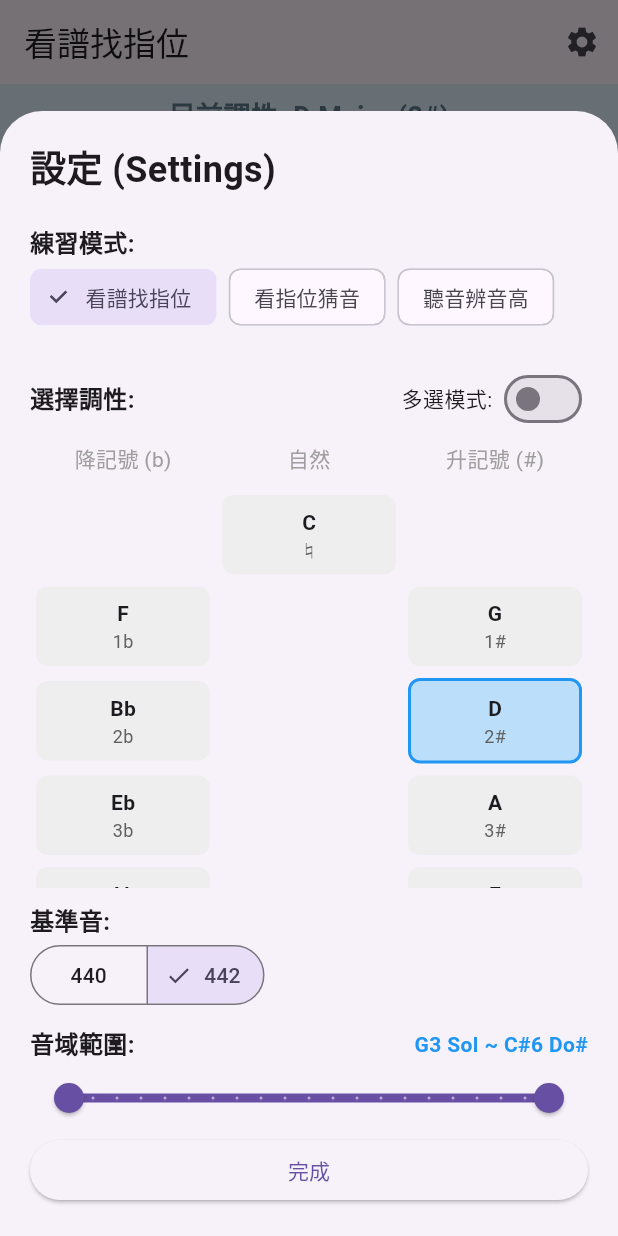
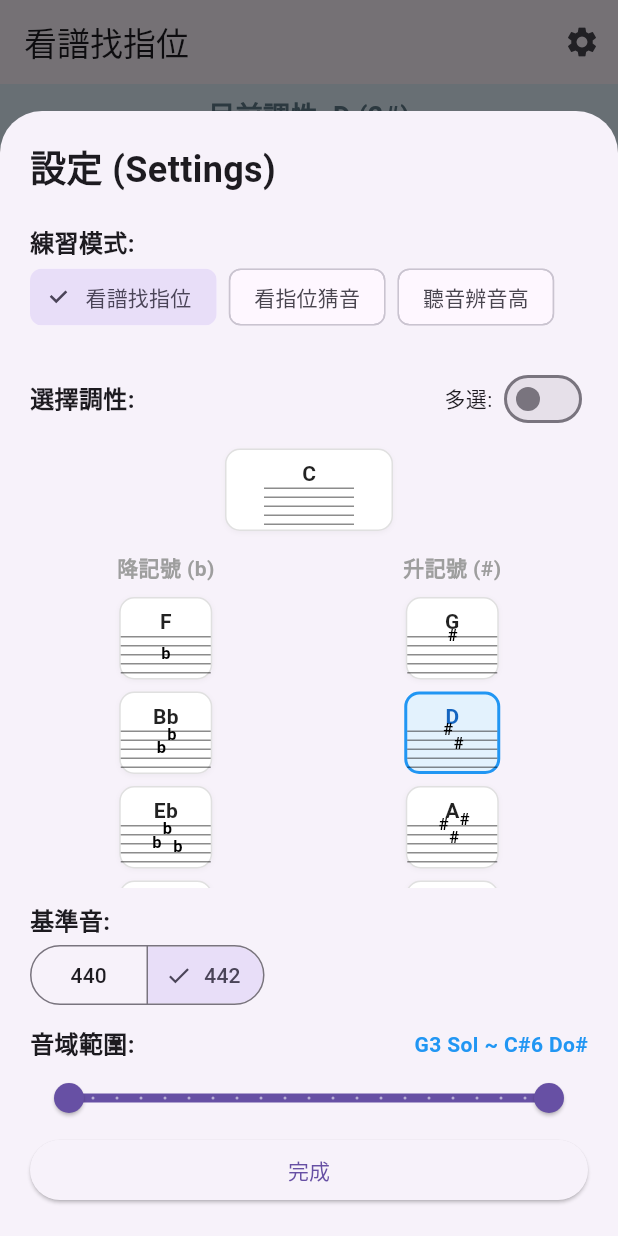
Before and after one commit to Wilson-TKU/violin_pitch_trainer, a Flutter app: the screen it shows after launch, after a tap on the "settings" icon, on a phone screen of 412 x 824 dp. Run offline on Flutter 3.47's test engine with Material 3 defaults, Android fonts, the phone set to English and light mode, and no system bars; our stand-ins replace audioplayers.

Commit message:
feat: select key button optimized

```diff
--- a/lib/main.dart
+++ b/lib/main.dart
@@ -23,42 +23,40 @@ enum PracticeMode {
 // 完整定義 15 個大調
 enum MusicalKey {
   // --- Naturals ---
-  C_Major("C Major", 0),
+  C_Major("C", 0),
 
   // --- Sharps (1# ~ 7#) ---
-  G_Major("G Major", 1),
-  D_Major("D Major", 2),
-  A_Major("A Major", 3),
-  E_Major("E Major", 4),
-  B_Major("B Major", 5),
-  F_Sharp_Major("F# Major", 6),
-  C_Sharp_Major("C# Major", 7),
+  G_Major("G", 1),
+  D_Major("D", 2),
+  A_Major("A", 3),
+  E_Major("E", 4),
+  B_Major("B", 5),
+  F_Sharp_Major("F#", 6),
+  C_Sharp_Major("C#", 7),
 
   // --- Flats (1b ~ 7b) ---
-  F_Major("F Major", -1),
-  Bb_Major("Bb Major", -2),
-  Eb_Major("Eb Major", -3),
-  Ab_Major("Ab Major", -4),
-  Db_Major("Db Major", -5),
-  Gb_Major("Gb Major", -6),
-  Cb_Major("Cb Major", -7);
+  F_Major("F", -1),
+  Bb_Major("Bb", -2),
+  Eb_Major("Eb", -3),
+  Ab_Major("Ab", -4),
+  Db_Major("Db", -5),
+  Gb_Major("Gb", -6),
+  Cb_Major("Cb", -7);
 
   final String label;
   final int accidentals; // + for sharps, - for flats
   const MusicalKey(this.label, this.accidentals);
 
-  // 取得顯示用的簡寫，例如 "2#" 或 "3b"
+  // 取得顯示用的簡寫
   String get accidentalLabel {
-    if (accidentals == 0) return "♮"; // Natural
+    if (accidentals == 0) return "♮";
     return "${accidentals.abs()}${accidentals > 0 ? '#' : 'b'}";
   }
 }
 
-// 題庫設定：定義每個調性的合法音
+// 題庫設定
 const Map<MusicalKey, Set<String>> keyNotesMap = {
   MusicalKey.C_Major: {'C', 'D', 'E', 'F', 'G', 'A', 'B'},
-
-  // Sharps
   MusicalKey.G_Major: {'G', 'A', 'B', 'C', 'D', 'E', 'F#'},
   MusicalKey.D_Major: {'D', 'E', 'F#', 'G', 'A', 'B', 'C#'},
   MusicalKey.A_Major: {'A', 'B', 'C#', 'D', 'E', 'F#', 'G#'},
@@ -66,8 +64,6 @@ const Map<MusicalKey, Set<String>> keyNotesMap = {
   MusicalKey.B_Major: {'B', 'C#', 'D#', 'E', 'F#', 'G#', 'A#'},
   MusicalKey.F_Sharp_Major: {'F#', 'G#', 'A#', 'B', 'C#', 'D#', 'E#'},
   MusicalKey.C_Sharp_Major: {'C#', 'D#', 'E#', 'F#', 'G#', 'A#', 'B#'},
-
-  // Flats
   MusicalKey.F_Major: {'F', 'G', 'A', 'A#', 'C', 'D', 'E'},
   MusicalKey.Bb_Major: {'A#', 'C', 'D', 'D#', 'F', 'G', 'A'},
   MusicalKey.Eb_Major: {'D#', 'F', 'G', 'G#', 'A#', 'C', 'D'},
@@ -94,10 +90,8 @@ class ViolinNote {
     required this.staffIndex,
   });
 
-  // 智慧顯示：根據調性決定顯示 # 或 b 或 等音
   String getDisplayName(MusicalKey key) {
     String displayBase = baseName;
-
     if (key.accidentals < 0) {
       switch (baseName) {
         case 'A#':
@@ -135,7 +129,7 @@ class ViolinNote {
   }
 }
 
-// 完整題庫 (內部統一用 # 儲存)
+// 完整題庫
 final List<ViolinNote> allNotes = [
   // G String
   const ViolinNote(
@@ -380,8 +374,8 @@ class _ViolinAppState extends State<ViolinApp> {
 
   // --- 設定變數 ---
   double _referencePitch = 442.0;
-  Set<MusicalKey> _selectedKeys = {MusicalKey.D_Major}; // 預設單選 D 大調
-  bool _isMultiSelectMode = false; // 新增：是否為多選模式
+  Set<MusicalKey> _selectedKeys = {MusicalKey.D_Major};
+  bool _isMultiSelectMode = false;
 
   MusicalKey _currentQuestionKey = MusicalKey.D_Major;
 
@@ -479,10 +473,8 @@ class _ViolinAppState extends State<ViolinApp> {
             int total = allNotes.length;
             int sIdx = (_rangePercent.start * (total - 1)).round();
             int eIdx = (_rangePercent.end * (total - 1)).round();
-
             ViolinNote sNote = allNotes[sIdx];
             ViolinNote eNote = allNotes[eIdx];
-
             String startStr =
                 "${sNote.getDisplayName(_selectedKeys.first).replaceAll('\n', ' ')}";
             String endStr =
@@ -521,7 +513,7 @@ class _ViolinAppState extends State<ViolinApp> {
                   ),
                   const SizedBox(height: 20),
 
-                  // 調性選擇區塊 Header
+                  // 調性選擇區塊
                   Row(
                     mainAxisAlignment: MainAxisAlignment.spaceBetween,
                     children: [
@@ -534,7 +526,7 @@ class _ViolinAppState extends State<ViolinApp> {
                       ),
                       Row(
                         children: [
-                          const Text("多選模式: "),
+                          const Text("多選: "),
                           Switch(
                             value: _isMultiSelectMode,
                             onChanged: (val) {
@@ -546,14 +538,12 @@ class _ViolinAppState extends State<ViolinApp> {
                       ),
                     ],
                   ),
-                  // 如果開啟多選，顯示全選/重置按鈕
                   if (_isMultiSelectMode)
                     Align(
                       alignment: Alignment.centerRight,
                       child: TextButton(
                         onPressed: () {
                           setModalState(() {
-                            // 自動開啟多選 (防呆)
                             _isMultiSelectMode = true;
                             if (_selectedKeys.length ==
                                 MusicalKey.values.length) {
@@ -570,92 +560,115 @@ class _ViolinAppState extends State<ViolinApp> {
 
                   const SizedBox(height: 5),
 
+                  // --- 佈局優化：雙欄設計 (C居中，左降右升) ---
                   Expanded(
                     child: SingleChildScrollView(
-                      child: Table(
-                        columnWidths: const {
-                          0: FlexColumnWidth(1),
-                          1: FlexColumnWidth(1),
-                          2: FlexColumnWidth(1),
-                        },
-                        defaultVerticalAlignment:
-                            TableCellVerticalAlignment.middle,
+                      child: Column(
                         children: [
-                          const TableRow(
+                          // 1. C Major (Natural) 置中
+                          Center(
+                            child: SizedBox(
+                              width: 120,
+                              child: _buildKeyButton(
+                                MusicalKey.C_Major,
+                                setModalState,
+                              ),
+                            ),
+                          ),
+                          const SizedBox(height: 10),
+
+                          // 2. 雙欄佈局
+                          Row(
+                            crossAxisAlignment: CrossAxisAlignment.start,
                             children: [
-                              Center(
-                                child: Text(
-                                  "降記號 (b)",
-                                  style: TextStyle(color: Colors.grey),
+                              // 左欄：降記號 (Flats)
+                              Expanded(
+                                child: Column(
+                                  children: [
+                                    const Text(
+                                      "降記號 (b)",
+                                      style: TextStyle(
+                                        color: Colors.grey,
+                                        fontWeight: FontWeight.bold,
+                                      ),
+                                    ),
+                                    const SizedBox(height: 5),
+                                    _buildKeyButton(
+                                      MusicalKey.F_Major,
+                                      setModalState,
+                                    ),
+                                    _buildKeyButton(
+                                      MusicalKey.Bb_Major,
+                                      setModalState,
+                                    ),
+                                    _buildKeyButton(
+                                      MusicalKey.Eb_Major,
+                                      setModalState,
+                                    ),
+                                    _buildKeyButton(
+                                      MusicalKey.Ab_Major,
+                                      setModalState,
+                                    ),
+                                    _buildKeyButton(
+                                      MusicalKey.Db_Major,
+                                      setModalState,
+                                    ),
+                                    _buildKeyButton(
+                                      MusicalKey.Gb_Major,
+                                      setModalState,
+                                    ),
+                                    _buildKeyButton(
+                                      MusicalKey.Cb_Major,
+                                      setModalState,
+                                    ),
+                                  ],
                                 ),
                               ),
-                              Center(
-                                child: Text(
-                                  "自然",
-                                  style: TextStyle(color: Colors.grey),
-                                ),
-                              ),
-                              Center(
-                                child: Text(
-                                  "升記號 (#)",
-                                  style: TextStyle(color: Colors.grey),
+                              const SizedBox(width: 10),
+                              // 右欄：升記號 (Sharps)
+                              Expanded(
+                                child: Column(
+                                  children: [
+                                    const Text(
+                                      "升記號 (#)",
+                                      style: TextStyle(
+                                        color: Colors.grey,
+                                        fontWeight: FontWeight.bold,
+                                      ),
+                                    ),
+                                    const SizedBox(height: 5),
+                                    _buildKeyButton(
+                                      MusicalKey.G_Major,
+                                      setModalState,
+                                    ),
+                                    _buildKeyButton(
+                                      MusicalKey.D_Major,
+                                      setModalState,
+                                    ),
+                                    _buildKeyButton(
+                                      MusicalKey.A_Major,
+                                      setModalState,
+                                    ),
+                                    _buildKeyButton(
+                                      MusicalKey.E_Major,
+                                      setModalState,
+                                    ),
+                                    _buildKeyButton(
+                                      MusicalKey.B_Major,
+                                      setModalState,
+                                    ),
+                                    _buildKeyButton(
+                                      MusicalKey.F_Sharp_Major,
+                                      setModalState,
+                                    ),
+                                    _buildKeyButton(
+                                      MusicalKey.C_Sharp_Major,
+                                      setModalState,
+                                    ),
+                                  ],
                                 ),
                               ),
                             ],
-                          ),
-                          const TableRow(
-                            children: [
-                              SizedBox(height: 10),
-                              SizedBox(height: 10),
-                              SizedBox(height: 10),
-                            ],
-                          ),
-
-                          TableRow(
-                            children: [
-                              Container(),
-                              _buildKeyCheckbox(
-                                MusicalKey.C_Major,
-                                setModalState,
-                              ),
-                              Container(),
-                            ],
-                          ),
-
-                          _buildKeyRow(
-                            MusicalKey.F_Major,
-                            MusicalKey.G_Major,
-                            setModalState,
-                          ),
-                          _buildKeyRow(
-                            MusicalKey.Bb_Major,
-                            MusicalKey.D_Major,
-                            setModalState,
-                          ),
-                          _buildKeyRow(
-                            MusicalKey.Eb_Major,
-                            MusicalKey.A_Major,
-                            setModalState,
-                          ),
-                          _buildKeyRow(
-                            MusicalKey.Ab_Major,
-                            MusicalKey.E_Major,
-                            setModalState,
-                          ),
-                          _buildKeyRow(
-                            MusicalKey.Db_Major,
-                            MusicalKey.B_Major,
-                            setModalState,
-                          ),
-                          _buildKeyRow(
-                            MusicalKey.Gb_Major,
-                            MusicalKey.F_Sharp_Major,
-                            setModalState,
-                          ),
-                          _buildKeyRow(
-                            MusicalKey.Cb_Major,
-                            MusicalKey.C_Sharp_Major,
-                            setModalState,
                           ),
                         ],
                       ),
@@ -725,56 +738,58 @@ class _ViolinAppState extends State<ViolinApp> {
     );
   }
 
-  TableRow _buildKeyRow(
-    MusicalKey flatKey,
-    MusicalKey sharpKey,
-    StateSetter setModalState,
-  ) {
-    return TableRow(
-      children: [
-        _buildKeyCheckbox(flatKey, setModalState),
-        Container(),
-        _buildKeyCheckbox(sharpKey, setModalState),
-      ],
-    );
-  }
+  Widget _buildKeyButton(MusicalKey key, StateSetter setModalState) {
+    bool isSelected = _selectedKeys.contains(key);
 
-  Widget _buildKeyCheckbox(MusicalKey key, StateSetter setModalState) {
-    bool isSelected = _selectedKeys.contains(key);
-    return InkWell(
+    return GestureDetector(
       onTap: () {
         setModalState(() {
           if (_isMultiSelectMode) {
-            // 多選模式：切換狀態
             if (isSelected) {
               if (_selectedKeys.length > 1) _selectedKeys.remove(key);
             } else {
               _selectedKeys.add(key);
             }
           } else {
-            // 單選模式：直接取代，並保持選取狀態
             _selectedKeys = {key};
           }
         });
         setState(() => _nextNote());
       },
       child: Container(
-        margin: const EdgeInsets.all(4),
-        padding: const EdgeInsets.symmetric(vertical: 8),
+        margin: const EdgeInsets.symmetric(vertical: 4, horizontal: 4),
+        height: 55, // 降低高度讓畫面更緊湊
         decoration: BoxDecoration(
-          color: isSelected ? Colors.blue[100] : Colors.grey[200],
-          borderRadius: BorderRadius.circular(8),
-          border: isSelected ? Border.all(color: Colors.blue, width: 2) : null,
+          color: isSelected ? Colors.blue[50] : Colors.white,
+          borderRadius: BorderRadius.circular(10),
+          border: Border.all(
+            color: isSelected ? Colors.blue : Colors.grey[300]!,
+            width: isSelected ? 2 : 1,
+          ),
+          boxShadow: [
+            if (!isSelected)
+              BoxShadow(
+                color: Colors.grey.withOpacity(0.1),
+                blurRadius: 2,
+                offset: const Offset(0, 1),
+              ),
+          ],
         ),
         child: Column(
+          mainAxisAlignment: MainAxisAlignment.center,
           children: [
             Text(
-              key.label.split(' ')[0],
-              style: const TextStyle(fontWeight: FontWeight.bold),
+              key.label,
+              style: TextStyle(
+                fontWeight: FontWeight.bold,
+                fontSize: 14,
+                color: isSelected ? Colors.blue[800] : Colors.black87,
+              ),
             ),
-            Text(
-              key.accidentalLabel,
-              style: TextStyle(fontSize: 12, color: Colors.grey[700]),
+            const SizedBox(height: 2),
+            CustomPaint(
+              size: const Size(60, 20),
+              painter: KeySignaturePainter(accidentals: key.accidentals),
             ),
           ],
         ),
@@ -802,8 +817,14 @@ class _ViolinAppState extends State<ViolinApp> {
         break;
     }
 
-    String currentKeyLabel =
-        "${_currentQuestionKey.label} (${_currentQuestionKey.accidentalLabel})";
+    String labelText;
+    if (_currentQuestionKey.accidentals == 0) {
+      labelText = "C Major";
+    } else {
+      String sign = _currentQuestionKey.accidentals > 0 ? "#" : "b";
+      labelText =
+          "${_currentQuestionKey.label} (${_currentQuestionKey.accidentals.abs()}$sign)";
+    }
 
     return Scaffold(
       backgroundColor: Colors.white,
@@ -824,7 +845,7 @@ class _ViolinAppState extends State<ViolinApp> {
             padding: const EdgeInsets.symmetric(vertical: 8),
             alignment: Alignment.center,
             child: Text(
-              "目前調性: $currentKeyLabel",
+              "目前調性: $labelText",
               style: const TextStyle(
                 fontSize: 18,
                 fontWeight: FontWeight.bold,
@@ -1001,6 +1022,69 @@ class _ViolinAppState extends State<ViolinApp> {
 }
 
 // ---------------------------------------------------------
+// 新增: 迷你調號繪圖器 (KeySignaturePainter)
+// ---------------------------------------------------------
+class KeySignaturePainter extends CustomPainter {
+  final int accidentals;
+  KeySignaturePainter({required this.accidentals});
+
+  @override
+  void paint(Canvas canvas, Size size) {
+    final double centerY = size.height / 2;
+    final double spaceHeight = 3.0;
+    final Paint linePaint = Paint()
+      ..color = Colors.black45
+      ..strokeWidth = 1.0;
+
+    for (int i = 0; i < 5; i++) {
+      double y = centerY + (2 - i) * spaceHeight * 2;
+      canvas.drawLine(Offset(0, y), Offset(size.width, y), linePaint);
+    }
+
+    if (accidentals == 0) return;
+
+    bool isSharp = accidentals > 0;
+    int count = accidentals.abs();
+    String symbol = isSharp ? "#" : "b";
+
+    // --- 關鍵修正：調號位置 (Standard Treble Clef Key Signature) ---
+    // Sharps: F(8), C(5), G(9), D(6), A(3), E(7), B(4)
+    List<int> sharpIndices = [8, 5, 9, 6, 3, 7, 4];
+    // Flats: B(4), E(7), A(3), D(6), G(2), C(5), F(1)
+    List<int> flatIndices = [4, 7, 3, 6, 2, 5, 1];
+
+    List<int> indices = isSharp ? sharpIndices : flatIndices;
+
+    double startX = size.width / 2 - (count * 6.0) / 2;
+
+    for (int i = 0; i < count; i++) {
+      if (i >= indices.length) break;
+      int idx = indices[i];
+      double y = centerY + 2 * spaceHeight * 2 - (idx * spaceHeight);
+
+      TextSpan span = TextSpan(
+        style: TextStyle(
+          color: Colors.black,
+          fontSize: 11,
+          fontWeight: FontWeight.bold,
+          height: 1.0,
+        ),
+        text: symbol,
+      );
+      TextPainter tp = TextPainter(
+        text: span,
+        textDirection: TextDirection.ltr,
+      );
+      tp.layout();
+      tp.paint(canvas, Offset(startX + i * 7.0, y - tp.height / 1.7));
+    }
+  }
+
+  @override
+  bool shouldRepaint(covariant CustomPainter oldDelegate) => false;
+}
+
+// ---------------------------------------------------------
 // 繪圖 1: 五線譜
 // ---------------------------------------------------------
 class StaffPainter extends CustomPainter {
@@ -1030,7 +1114,7 @@ class StaffPainter extends CustomPainter {
     bool isSharp = accCount > 0;
     int count = accCount.abs();
 
-    List<int> sharpIndices = [8, 5, 9, 6, 10, 7, 11];
+    List<int> sharpIndices = [8, 5, 9, 6, 3, 7, 4];
     List<int> flatIndices = [4, 7, 3, 6, 2, 5, 1];
 
     List<int> indicesToDraw = isSharp ? sharpIndices : flatIndices;
```
